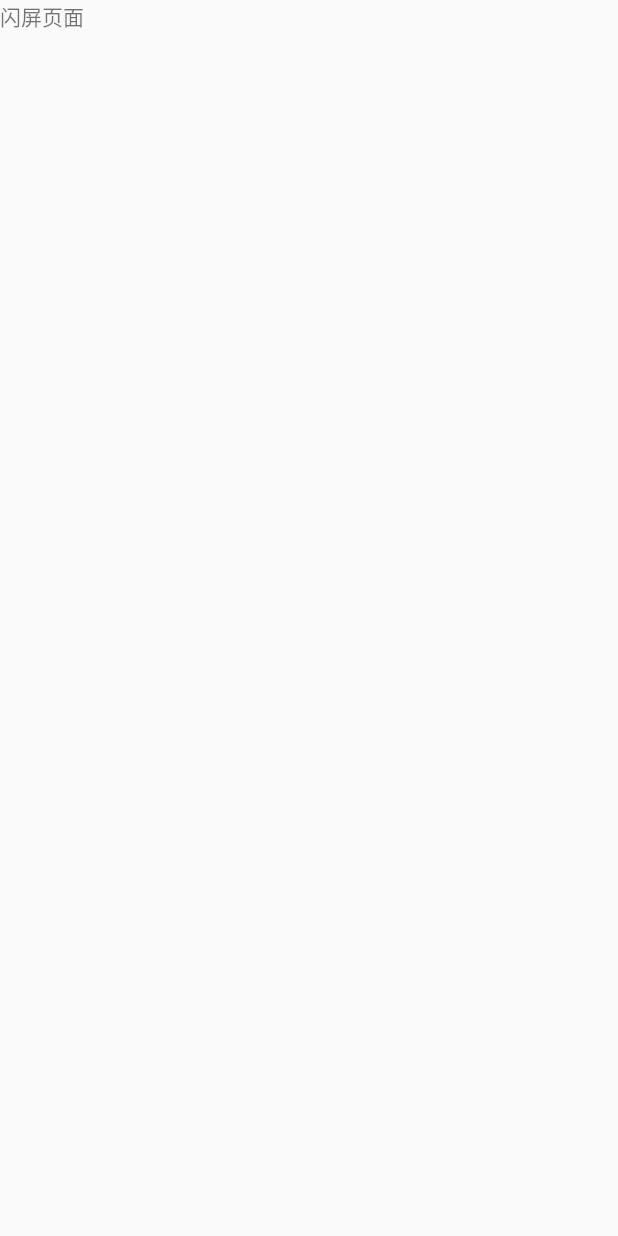
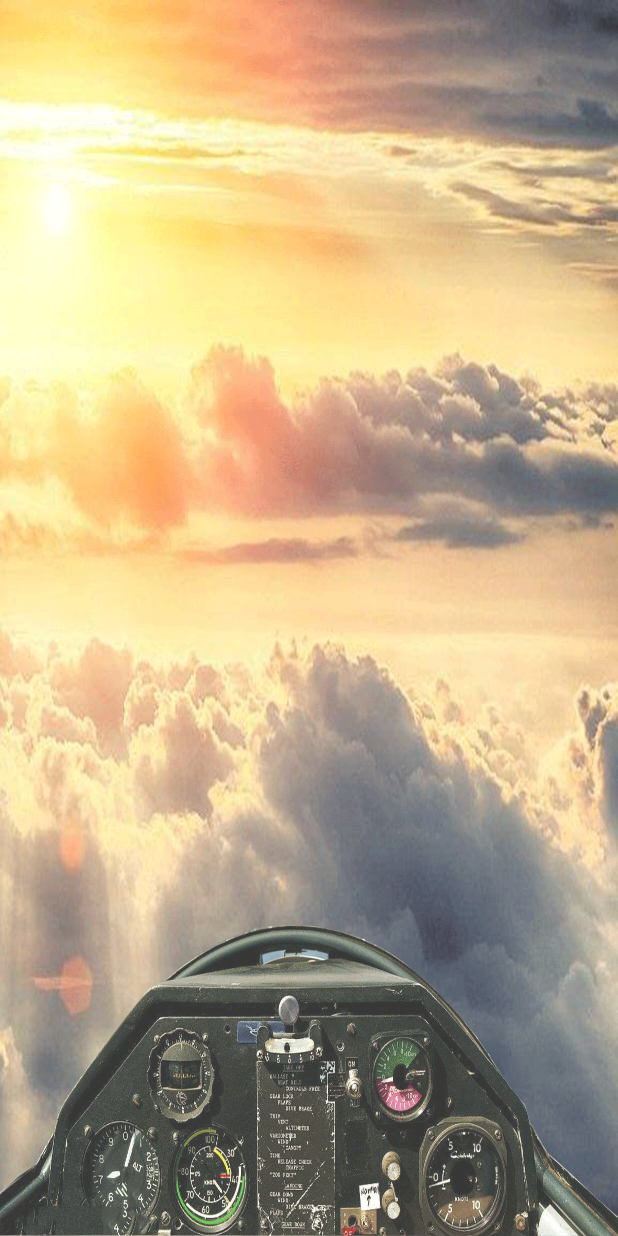
Before and after one commit to FateBlack/AirForce, an Android app: the SplashActivity screen opened directly, with no data from a screen before it, on a phone screen of 412 x 824 dp. Before the commit the screen is almost empty. Run offline under Robolectric (Android 15) with nearby library versions, the phone set to English and light mode, and no system bars.

```diff
--- a/app/src/main/java/com/example/airforce/MainActivityBB.java
+++ b/app/src/main/java/com/example/airforce/MainActivityBB.java
@@ -27,7 +27,7 @@ public class MainActivityBB extends AppCompatActivity {
             public void onItemSelected(AdapterView<?> adapterView, View view, int i, long l) {
                 if (i>0){
                     AlertDialog.Builder dialog = new AlertDialog.Builder(MainActivityBB.this);
-                    dialog.setMessage("您选择了机型："+i)
+                    dialog.setMessage("您选择了机型："+(i+1))
                             .setPositiveButton("确定", new DialogInterface.OnClickListener() {
                                 public void onClick(DialogInterface dialog, int id) {
                                     Intent intent = new Intent(MainActivityBB.this,MoShiActivity.class);
--- a/app/src/main/res/layout/activity_splash.xml
+++ b/app/src/main/res/layout/activity_splash.xml
@@ -4,17 +4,8 @@
     xmlns:tools="http://schemas.android.com/tools"
     android:layout_width="match_parent"
     android:layout_height="match_parent"
-    tools:context="com.example.airforce.SplashActivity">
+    tools:context="com.example.airforce.SplashActivity"
 
-
-    <TextView
-        android:layout_width="wrap_content"
-        android:layout_height="wrap_content"
-        android:text="闪屏页面"
-        app:layout_constraintBottom_toBottomOf="parent"
-        app:layout_constraintLeft_toLeftOf="parent"
-        app:layout_constraintRight_toRightOf="parent"
-        app:layout_constraintTop_toTopOf="parent" />
-
-
+    android:background="@drawable/san"
+    >
 </LinearLayout>
```
Also changed, not shown: app/src/main/java/com/example/airforce/MoShiActivity.java (+15 -0 lines), app/src/main/java/com/example/airforce/utils/ParmUtil.java (+5 -3 lines), app/src/main/res/drawable/san.png (added).
